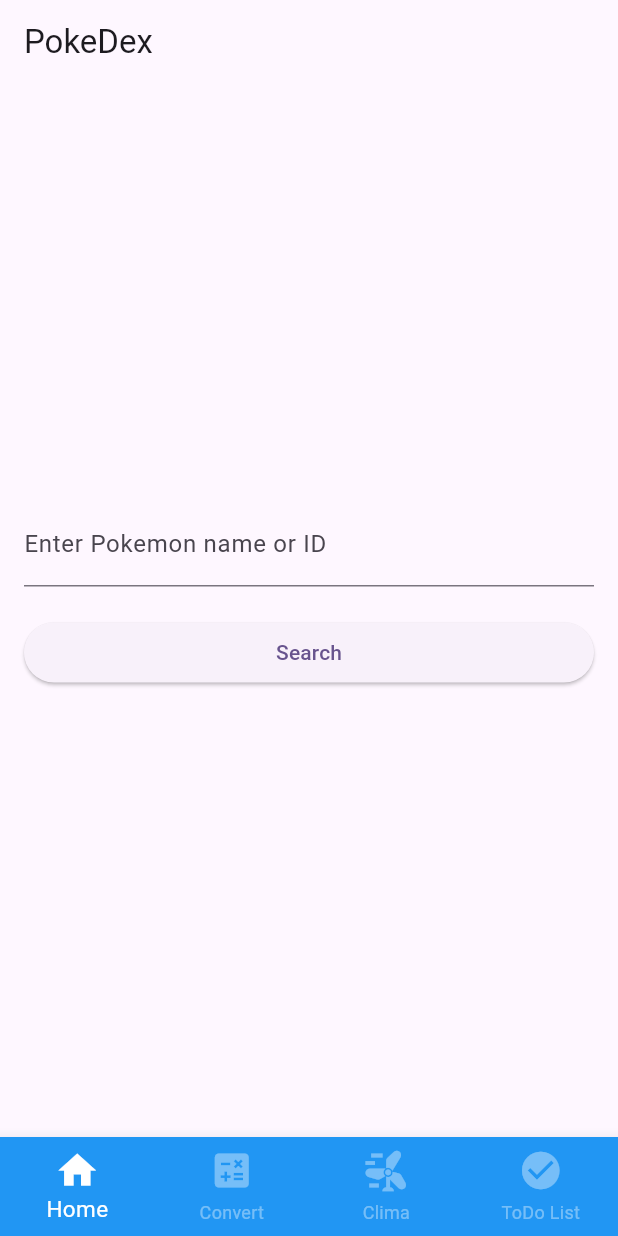
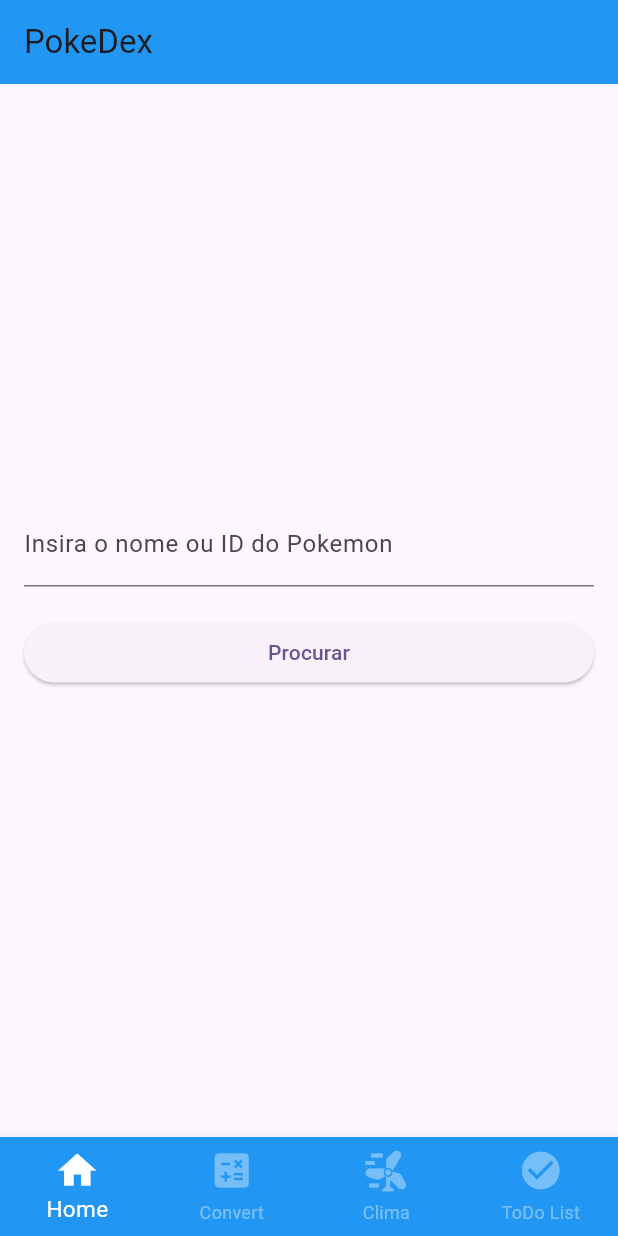
Before and after one commit to RaphaelSant/quadrum, a Flutter app: the screen it shows after launch, on a phone screen of 412 x 824 dp. Run offline on Flutter 3.47's test engine with Material 2 defaults, Android fonts, the phone set to English and light mode, and no system bars.

Commit message:
Teste pratico finalizado, encaminhado para avaliação

```diff
--- a/lib/page/home_page.dart
+++ b/lib/page/home_page.dart
@@ -35,6 +35,7 @@ class _HomePageState extends State<HomePage> {
   Widget build(BuildContext context) => Scaffold(
     appBar: AppBar(
       title: Text('PokeDex'),
+      backgroundColor: Colors.blue,
     ),
     body: Padding(
       padding: EdgeInsets.all(16.0),
@@ -45,7 +46,7 @@ class _HomePageState extends State<HomePage> {
           TextField(
             controller: _pokemonController,
             decoration: InputDecoration(
-              labelText: 'Enter Pokemon name or ID',
+              labelText: 'Insira o nome ou ID do Pokemon',
             ),
           ),
           SizedBox(height: 20.0),
@@ -53,7 +54,7 @@ class _HomePageState extends State<HomePage> {
             onPressed: () {
               fetchPokemon(_pokemonController.text.toLowerCase());
             },
-            child: Text('Search'),
+            child: Text('Procurar'),
           ),
           SizedBox(height: 20.0),
           _pokemonName.isNotEmpty
```
Also changed, not shown: assets/CLIMA.gif (added), assets/CONVERT.gif (added), assets/HOME.gif (added), assets/ToDoLIST.gif (added), 1 other file.
